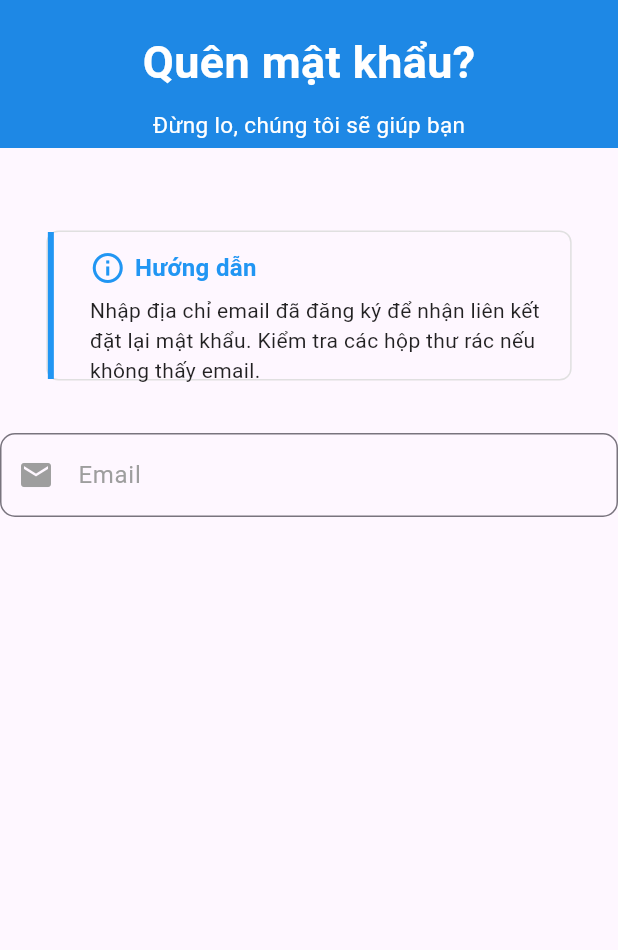
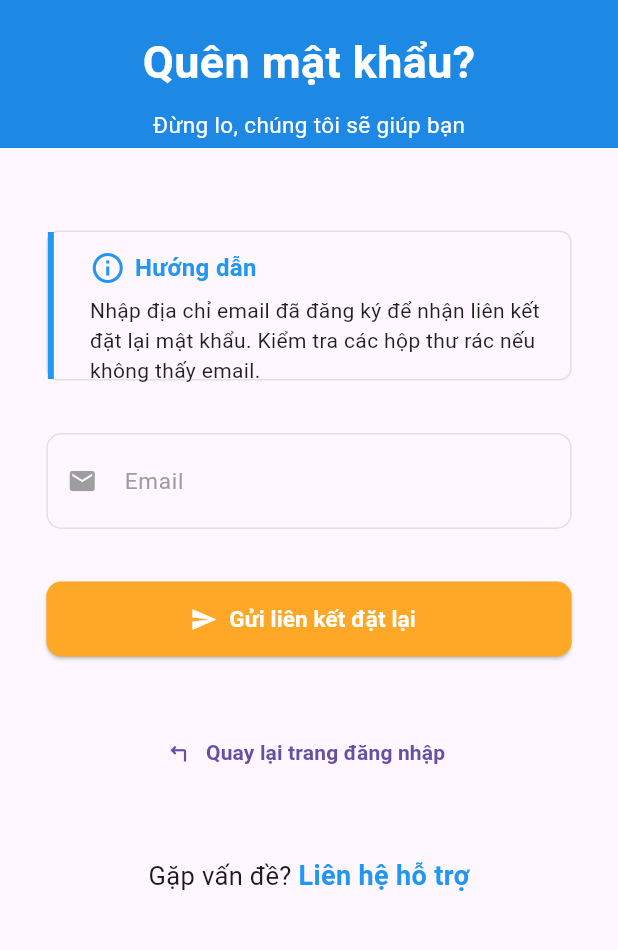
Before and after one commit to nghuy2903/flutter_prj, a Flutter app: the screen it shows after launch, on a phone screen of 412 x 824 dp, the part 161-1111 px from its top. Run offline on Flutter 3.47's test engine with Material 3 defaults, Android fonts, the phone set to English and light mode, and no system bars; our stand-ins replace equatable, flutter_bloc, shared_preferences, sqflite; accounts and stored records are empty; key blocks and very long unbroken strings in the code were emptied for the run.

Commit message:
compelete page forgot password

```diff
--- a/final_test/lib/Widget/page_forgot_password.dart
+++ b/final_test/lib/Widget/page_forgot_password.dart
@@ -116,16 +116,85 @@ class FogotPasswordPage extends StatelessWidget {
 
               SizedBox(height: 35,),
               //Textfield Email
-              TextField(
-                decoration: InputDecoration(
-                  prefixIcon: Icon(Icons.email, color: Colors.grey),
-                  labelText: 'Email',
-                  labelStyle: TextStyle(color: Colors.grey),
-                  border: OutlineInputBorder(
-                    borderRadius: BorderRadius.circular(10),
-                    borderSide: BorderSide(color: Colors.blue.shade100),
+              SizedBox(
+                // padding: EdgeInsets.all(5),
+                width: widthScreen * 0.85,
+                child: TextField(
+                  decoration: InputDecoration(
+                    prefixIcon: Icon(Icons.email, color: Colors.grey, size: 20,),
+                    labelText: 'Email',
+                    labelStyle: TextStyle(
+                      color: Colors.grey,
+                      fontSize: 15
+                    ),
+                    border: OutlineInputBorder(
+                      borderRadius: BorderRadius.circular(10),
+                    ),
+                    enabledBorder: OutlineInputBorder(
+                      borderRadius: BorderRadius.circular(10),
+                      borderSide: BorderSide(color: Colors.grey.shade300)
+                    ),
+                    contentPadding: EdgeInsets.symmetric( vertical: 20)
                   ),
                 ),
+              ),
+
+              SizedBox(height: 35,),
+              //Button Gửi liên kết
+              SizedBox(
+                width: widthScreen*0.85,
+                height: 50,
+                child: ElevatedButton.icon(
+                  onPressed: (){},
+                  icon: Icon(Icons.send, color: Colors.white,),
+                  label: Text(
+                    'Gửi liên kết đặt lại',
+                    style: TextStyle(
+                      color: Colors.white,
+                      fontWeight: FontWeight.bold,
+                      fontSize: 15
+                    ),
+                  ),
+                  style: ElevatedButton.styleFrom(
+                    backgroundColor: Colors.orange[400],
+                    shape: RoundedRectangleBorder(
+                      borderRadius: BorderRadius.circular(10)
+                    )
+                  ),
+                ),
+              ),
+
+              SizedBox(height: 40,),
+              //Text button quay lại
+              TextButton.icon(
+                onPressed: (){},
+                label: Text('Quay lại trang đăng nhập', style: TextStyle(fontWeight: FontWeight.bold),),
+                icon: Icon(Icons.turn_left),
+              ),
+
+              SizedBox(height: 45,),
+              //TextRich vấn đề hỗ trợ
+              Row(
+                mainAxisAlignment: MainAxisAlignment.center,
+                children: [
+                  Text(
+                    'Gặp vấn đề? ',
+                    style: TextStyle(fontSize: 17),
+                  ),
+                  GestureDetector(
+                    onTap: () {
+                      // TODO: Chuyển đến trang hỗ trợ
+                    },
+                    child: Text(
+                      'Liên hệ hỗ trợ',
+                      style: TextStyle(
+                        fontSize: 18,
+                        color: Colors.blue,
+                        fontWeight: FontWeight.bold,
+                      ),
+                    ),
+                  ),
+                ],
               ),
             ]
           )
```
